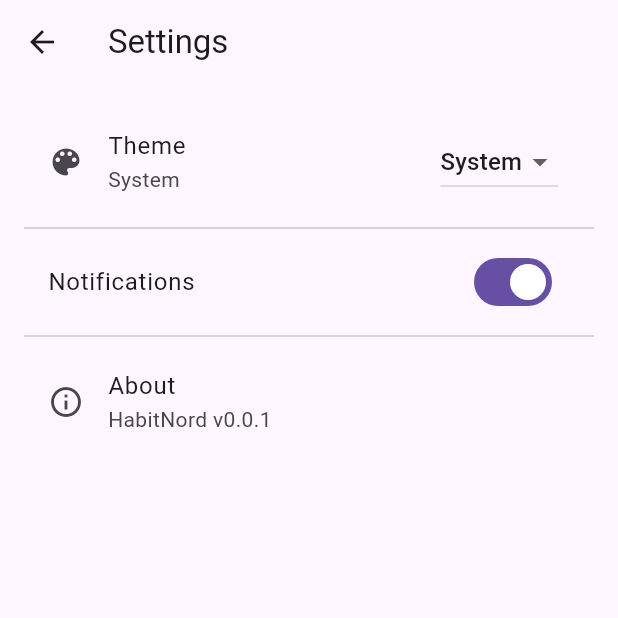
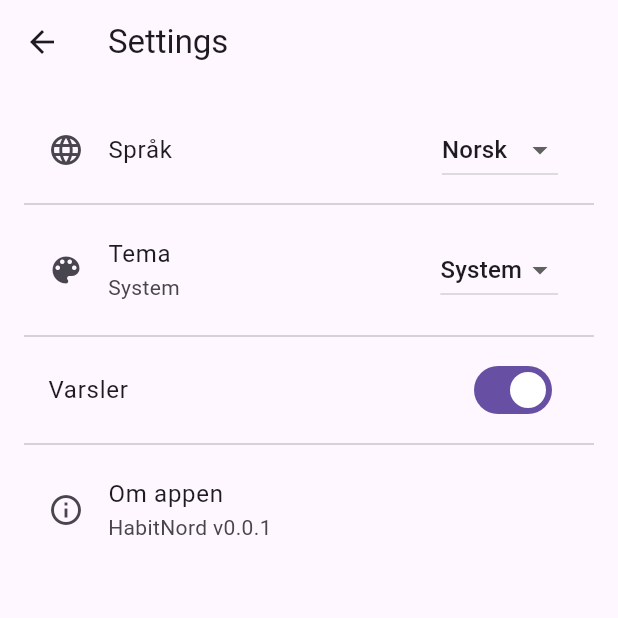
Before and after one commit to TheFrostBunny/Habitnord, a Flutter app: the screen it shows after launch, after a tap on the "settings" icon, on a phone screen of 412 x 824 dp, the top half of it. Run offline on Flutter 3.47's test engine with Material 3 defaults, Android fonts, the phone set to English and light mode, and no system bars; our stand-ins replace shared_preferences.

Commit message:
Implement language selection and notifications settings; enhance translations management

```diff
--- /dev/null
+++ b/assets/i18n/no.json
@@ -0,0 +1,8 @@
+{
+  "welcome": "Velkommen til HabitNord",
+  "settings": "Innstillinger",
+  "theme": "Tema",
+  "language":"Språk",
+  "notifications": "Varsler",
+  "about": "Om appen"
+}
--- a/lib/main.dart
+++ b/lib/main.dart
@@ -1,10 +1,17 @@
 import "package:flutter/material.dart";
+import 'translations.dart';
 import 'package:provider/provider.dart';
 import 'package:shared_preferences/shared_preferences.dart';
 import 'app_bar.dart';
 import 'pages/settings_page.dart';
+import 'dart:convert';
+import 'package:flutter/services.dart';
 
-void main() {
+void main() async {
+  WidgetsFlutterBinding.ensureInitialized();
+  final prefs = await SharedPreferences.getInstance();
+  final lang = prefs.getString('language') ?? 'no';
+  await Translations.load(lang);
   runApp(const HabitNordRoot());
 }
 
@@ -64,17 +71,22 @@ class HabitNordApp extends StatelessWidget {
   }
 }
 
-class HomeScreen extends StatelessWidget {
+class HomeScreen extends StatefulWidget {
   const HomeScreen({super.key});
 
+  @override
+  State<HomeScreen> createState() => _HomeScreenState();
+}
+
+class _HomeScreenState extends State<HomeScreen> {
   @override
   Widget build(BuildContext context) {
     return Scaffold(
       appBar: CustomAppBar(
         title: 'HabitNord',
         leadingIcon: Icons.settings,
-        onLeadingTap: () {
-          Navigator.of(context).push(
+        onLeadingTap: () async {
+          await Navigator.of(context).push(
             PageRouteBuilder(
               pageBuilder:
                   (context, animation, secondaryAnimation) =>
@@ -99,9 +111,15 @@ class HomeScreen extends StatelessWidget {
               },
             ),
           );
+          setState(() {});
         },
       ),
-      body: const Center(child: Text('Velkommen til HabitNord')),
+      body: Center(child: Text(Translations.text('welcome'))),
     );
   }
 }
+
+Future<Map<String, dynamic>> loadTranslations(String locale) async {
+  final data = await rootBundle.loadString('assets/i18n/$locale.json');
+  return jsonDecode(data);
+}
--- a/lib/pages/settings_page.dart
+++ b/lib/pages/settings_page.dart
@@ -1,10 +1,56 @@
 import 'package:flutter/material.dart';
 import 'package:provider/provider.dart';
 import 'package:habitnord/main.dart';
-import 'package:flutter/widgets.dart';
+import 'package:shared_preferences/shared_preferences.dart';
+import 'package:habitnord/translations.dart';
 
-class SettingsPage extends StatelessWidget {
+class SettingsPage extends StatefulWidget {
   const SettingsPage({super.key});
+
+  @override
+  State<SettingsPage> createState() => _SettingsPageState();
+}
+
+class _SettingsPageState extends State<SettingsPage> {
+  String _selectedLanguage = 'no';
+  bool _notificationsEnabled = true;
+
+  @override
+  void initState() {
+    super.initState();
+    _loadPrefs();
+  }
+
+  Future<void> _loadPrefs() async {
+    final prefs = await SharedPreferences.getInstance();
+    final lang = prefs.getString('language') ?? 'no';
+    final notif = prefs.getBool('notifications') ?? true;
+    await Translations.load(lang);
+    setState(() {
+      _selectedLanguage = lang;
+      _notificationsEnabled = notif;
+    });
+  }
+
+  Future<void> _changeLanguage(String lang) async {
+    await Translations.load(lang);
+    final prefs = await SharedPreferences.getInstance();
+    await prefs.setString('language', lang);
+    setState(() {
+      _selectedLanguage = lang;
+    });
+  }
+
+  Future<void> _changeNotifications(bool value) async {
+    final prefs = await SharedPreferences.getInstance();
+    await prefs.setBool('notifications', value);
+    setState(() {
+      _notificationsEnabled = value;
+    });
+    // TODO: Her kan du implementere faktisk varsling (f.eks. med flutter_local_notifications)
+    // Eksempel: hvis value == true, aktiver push/local notifications
+    // hvis value == false, deaktiver varsler
+  }
 
   @override
   Widget build(BuildContext context) {
@@ -19,8 +65,23 @@ class SettingsPage extends StatelessWidget {
           padding: const EdgeInsets.all(16),
           children: [
             ListTile(
+              leading: const Icon(Icons.language),
+              title: Text(Translations.text('language')),
+              trailing: DropdownButton<String>(
+                value: _selectedLanguage,
+                items: const [
+                  DropdownMenuItem(value: 'no', child: Text('Norsk')),
+                  DropdownMenuItem(value: 'en', child: Text('English')),
+                ],
+                onChanged: (lang) {
+                  if (lang != null) _changeLanguage(lang);
+                },
+              ),
+            ),
+            const Divider(),
+            ListTile(
               leading: const Icon(Icons.color_lens),
-              title: const Text('Theme'),
+              title: Text(Translations.text('theme')),
               subtitle: Text(
                 themeMode == ThemeMode.system
                     ? 'System'
@@ -46,14 +107,14 @@ class SettingsPage extends StatelessWidget {
             ),
             const Divider(),
             SwitchListTile(
-              value: true,
-              onChanged: (_) {},
-              title: const Text('Notifications'),
+              value: _notificationsEnabled,
+              onChanged: (val) => _changeNotifications(val),
+              title: Text(Translations.text('notifications')),
             ),
             const Divider(),
             ListTile(
               leading: const Icon(Icons.info_outline),
-              title: const Text('About'),
+              title: Text(Translations.text('about')),
               subtitle: const Text('HabitNord v0.0.1'),
               onTap: () {},
             ),
--- /dev/null
+++ b/lib/translations.dart
@@ -0,0 +1,15 @@
+import 'dart:convert';
+import 'package:flutter/services.dart';
+
+class Translations {
+  static Map<String, dynamic>? _data;
+
+  static Future<void> load(String locale) async {
+    final jsonStr = await rootBundle.loadString('assets/i18n/$locale.json');
+    _data = jsonDecode(jsonStr);
+  }
+
+  static String text(String key) {
+    return _data?[key] ?? key;
+  }
+}
--- a/pubspec.yaml
+++ b/pubspec.yaml
@@ -53,11 +53,9 @@ dev_dependencies:
 
 # The following section is specific to Flutter packages.
 flutter:
-
-  # The following line ensures that the Material Icons font is
-  # included with your application, so that you can use the icons in
-  # the material Icons class.
   uses-material-design: true
+  assets:
+    - assets/i18n/
 
   # To add assets to your application, add an assets section, like this:
   # assets:
```
Also changed, not shown: assets/i18n/en.json (added, +8 -0 lines).
